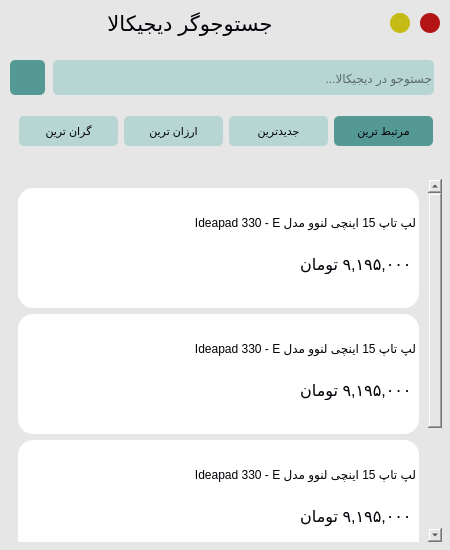
First picture: the form in src/UI.ui, repository Matin-Ardestani/Digikala-Search, before the edit.
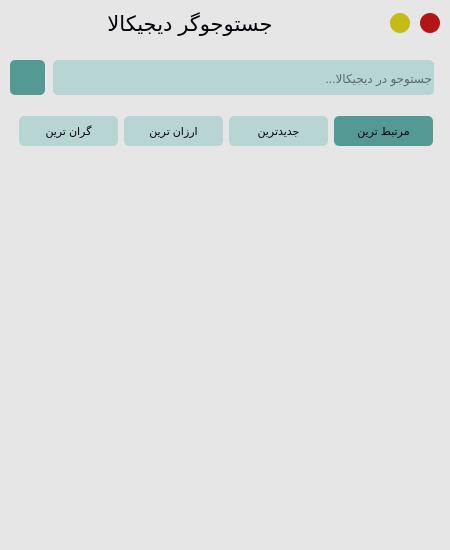
Second picture: the form after the edit. Icons and pictures are not drawn.

```diff
--- a/src/UI.ui
+++ b/src/UI.ui
@@ -320,388 +320,11 @@
          <rect>
           <x>0</x>
           <y>0</y>
-          <width>419</width>
-          <height>516</height>
+          <width>433</width>
+          <height>363</height>
          </rect>
         </property>
-        <layout class="QVBoxLayout" name="verticalLayout_2">
-         <item>
-          <widget class="QFrame" name="frame_4">
-           <property name="sizePolicy">
-            <sizepolicy hsizetype="Preferred" vsizetype="Fixed">
-             <horstretch>0</horstretch>
-             <verstretch>0</verstretch>
-            </sizepolicy>
-           </property>
-           <property name="minimumSize">
-            <size>
-             <width>0</width>
-             <height>120</height>
-            </size>
-           </property>
-           <property name="styleSheet">
-            <string notr="true">background-color: #fff;</string>
-           </property>
-           <property name="frameShape">
-            <enum>QFrame::StyledPanel</enum>
-           </property>
-           <property name="frameShadow">
-            <enum>QFrame::Raised</enum>
-           </property>
-           <widget class="QLabel" name="label_2">
-            <property name="geometry">
-             <rect>
-              <x>10</x>
-              <y>10</y>
-              <width>101</width>
-              <height>101</height>
-             </rect>
-            </property>
-            <property name="text">
-             <string/>
-            </property>
-            <property name="pixmap">
-             <pixmap>../img/test.jpg</pixmap>
-            </property>
-            <property name="scaledContents">
-             <bool>true</bool>
-            </property>
-           </widget>
-           <widget class="QLabel" name="label_3">
-            <property name="geometry">
-             <rect>
-              <x>137</x>
-              <y>19</y>
-              <width>261</width>
-              <height>31</height>
-             </rect>
-            </property>
-            <property name="font">
-             <font>
-              <pointsize>9</pointsize>
-             </font>
-            </property>
-            <property name="styleSheet">
-             <string notr="true">color: #010107;</string>
-            </property>
-            <property name="text">
-             <string>لپ تاپ 15 اینچی لنوو مدل Ideapad 330 - E</string>
-            </property>
-            <property name="wordWrap">
-             <bool>true</bool>
-            </property>
-           </widget>
-           <widget class="QLabel" name="label_4">
-            <property name="geometry">
-             <rect>
-              <x>257</x>
-              <y>66</y>
-              <width>141</width>
-              <height>20</height>
-             </rect>
-            </property>
-            <property name="font">
-             <font>
-              <pointsize>12</pointsize>
-              <weight>50</weight>
-              <bold>false</bold>
-             </font>
-            </property>
-            <property name="styleSheet">
-             <string notr="true">color: #010107;</string>
-            </property>
-            <property name="text">
-             <string> ۹,۱۹۵,۰۰۰ تومان</string>
-            </property>
-            <property name="wordWrap">
-             <bool>true</bool>
-            </property>
-           </widget>
-          </widget>
-         </item>
-         <item>
-          <widget class="QFrame" name="frame_7">
-           <property name="sizePolicy">
-            <sizepolicy hsizetype="Preferred" vsizetype="Fixed">
-             <horstretch>0</horstretch>
-             <verstretch>0</verstretch>
-            </sizepolicy>
-           </property>
-           <property name="minimumSize">
-            <size>
-             <width>0</width>
-             <height>120</height>
-            </size>
-           </property>
-           <property name="styleSheet">
-            <string notr="true">background-color: #fff;</string>
-           </property>
-           <property name="frameShape">
-            <enum>QFrame::StyledPanel</enum>
-           </property>
-           <property name="frameShadow">
-            <enum>QFrame::Raised</enum>
-           </property>
-           <widget class="QLabel" name="label_14">
-            <property name="geometry">
-             <rect>
-              <x>10</x>
-              <y>10</y>
-              <width>101</width>
-              <height>101</height>
-             </rect>
-            </property>
-            <property name="text">
-             <string/>
-            </property>
-            <property name="pixmap">
-             <pixmap>../img/test.jpg</pixmap>
-            </property>
-            <property name="scaledContents">
-             <bool>true</bool>
-            </property>
-           </widget>
-           <widget class="QLabel" name="label_15">
-            <property name="geometry">
-             <rect>
-              <x>137</x>
-              <y>19</y>
-              <width>261</width>
-              <height>31</height>
-             </rect>
-            </property>
-            <property name="font">
-             <font>
-              <pointsize>9</pointsize>
-             </font>
-            </property>
-            <property name="styleSheet">
-             <string notr="true">color: #010107;</string>
-            </property>
-            <property name="text">
-             <string>لپ تاپ 15 اینچی لنوو مدل Ideapad 330 - E</string>
-            </property>
-            <property name="wordWrap">
-             <bool>true</bool>
-            </property>
-           </widget>
-           <widget class="QLabel" name="label_16">
-            <property name="geometry">
-             <rect>
-              <x>257</x>
-              <y>66</y>
-              <width>141</width>
-              <height>20</height>
-             </rect>
-            </property>
-            <property name="font">
-             <font>
-              <pointsize>12</pointsize>
-              <weight>50</weight>
-              <bold>false</bold>
-             </font>
-            </property>
-            <property name="styleSheet">
-             <string notr="true">color: #010107;</string>
-            </property>
-            <property name="text">
-             <string> ۹,۱۹۵,۰۰۰ تومان</string>
-            </property>
-            <property name="wordWrap">
-             <bool>true</bool>
-            </property>
-           </widget>
-          </widget>
-         </item>
-         <item>
-          <widget class="QFrame" name="frame_6">
-           <property name="sizePolicy">
-            <sizepolicy hsizetype="Preferred" vsizetype="Fixed">
-             <horstretch>0</horstretch>
-             <verstretch>0</verstretch>
-            </sizepolicy>
-           </property>
-           <property name="minimumSize">
-            <size>
-             <width>0</width>
-             <height>120</height>
-            </size>
-           </property>
-           <property name="styleSheet">
-            <string notr="true">background-color: #fff;</string>
-           </property>
-           <property name="frameShape">
-            <enum>QFrame::StyledPanel</enum>
-           </property>
-           <property name="frameShadow">
-            <enum>QFrame::Raised</enum>
-           </property>
-           <widget class="QLabel" name="label_11">
-            <property name="geometry">
-             <rect>
-              <x>10</x>
-              <y>10</y>
-              <width>101</width>
-              <height>101</height>
-             </rect>
-            </property>
-            <property name="text">
-             <string/>
-            </property>
-            <property name="pixmap">
-             <pixmap>../img/test.jpg</pixmap>
-            </property>
-            <property name="scaledContents">
-             <bool>true</bool>
-            </property>
-           </widget>
-           <widget class="QLabel" name="label_12">
-            <property name="geometry">
-             <rect>
-              <x>137</x>
-              <y>19</y>
-              <width>261</width>
-              <height>31</height>
-             </rect>
-            </property>
-            <property name="font">
-             <font>
-              <pointsize>9</pointsize>
-             </font>
-            </property>
-            <property name="styleSheet">
-             <string notr="true">color: #010107;</string>
-            </property>
-            <property name="text">
-             <string>لپ تاپ 15 اینچی لنوو مدل Ideapad 330 - E</string>
-            </property>
-            <property name="wordWrap">
-             <bool>true</bool>
-            </property>
-           </widget>
-           <widget class="QLabel" name="label_13">
-            <property name="geometry">
-             <rect>
-              <x>257</x>
-              <y>66</y>
-              <width>141</width>
-              <height>20</height>
-             </rect>
-            </property>
-            <property name="font">
-             <font>
-              <pointsize>12</pointsize>
-              <weight>50</weight>
-              <bold>false</bold>
-             </font>
-            </property>
-            <property name="styleSheet">
-             <string notr="true">color: #010107;</string>
-            </property>
-            <property name="text">
-             <string> ۹,۱۹۵,۰۰۰ تومان</string>
-            </property>
-            <property name="wordWrap">
-             <bool>true</bool>
-            </property>
-           </widget>
-          </widget>
-         </item>
-         <item>
-          <widget class="QFrame" name="frame_5">
-           <property name="sizePolicy">
-            <sizepolicy hsizetype="Preferred" vsizetype="Fixed">
-             <horstretch>0</horstretch>
-             <verstretch>0</verstretch>
-            </sizepolicy>
-           </property>
-           <property name="minimumSize">
-            <size>
-             <width>0</width>
-             <height>120</height>
-            </size>
-           </property>
-           <property name="styleSheet">
-            <string notr="true">background-color: #fff;</string>
-           </property>
-           <property name="frameShape">
-            <enum>QFrame::StyledPanel</enum>
-           </property>
-           <property name="frameShadow">
-            <enum>QFrame::Raised</enum>
-           </property>
-           <widget class="QLabel" name="label_8">
-            <property name="geometry">
-             <rect>
-              <x>10</x>
-              <y>10</y>
-              <width>101</width>
-              <height>101</height>
-             </rect>
-            </property>
-            <property name="text">
-             <string/>
-            </property>
-            <property name="pixmap">
-             <pixmap>../img/test.jpg</pixmap>
-            </property>
-            <property name="scaledContents">
-             <bool>true</bool>
-            </property>
-           </widget>
-           <widget class="QLabel" name="label_9">
-            <property name="geometry">
-             <rect>
-              <x>137</x>
-              <y>19</y>
-              <width>261</width>
-              <height>31</height>
-             </rect>
-            </property>
-            <property name="font">
-             <font>
-              <pointsize>9</pointsize>
-             </font>
-            </property>
-            <property name="styleSheet">
-             <string notr="true">color: #010107;</string>
-            </property>
-            <property name="text">
-             <string>لپ تاپ 15 اینچی لنوو مدل Ideapad 330 - E</string>
-            </property>
-            <property name="wordWrap">
-             <bool>true</bool>
-            </property>
-           </widget>
-           <widget class="QLabel" name="label_10">
-            <property name="geometry">
-             <rect>
-              <x>257</x>
-              <y>66</y>
-              <width>141</width>
-              <height>20</height>
-             </rect>
-            </property>
-            <property name="font">
-             <font>
-              <pointsize>12</pointsize>
-              <weight>50</weight>
-              <bold>false</bold>
-             </font>
-            </property>
-            <property name="styleSheet">
-             <string notr="true">color: #010107;</string>
-            </property>
-            <property name="text">
-             <string> ۹,۱۹۵,۰۰۰ تومان</string>
-            </property>
-            <property name="wordWrap">
-             <bool>true</bool>
-            </property>
-           </widget>
-          </widget>
-         </item>
-        </layout>
+        <layout class="QVBoxLayout" name="verticalLayout_2"/>
        </widget>
       </widget>
      </item>
```
Left out of the diff: 2 changed lines with no effect on the pictures.
